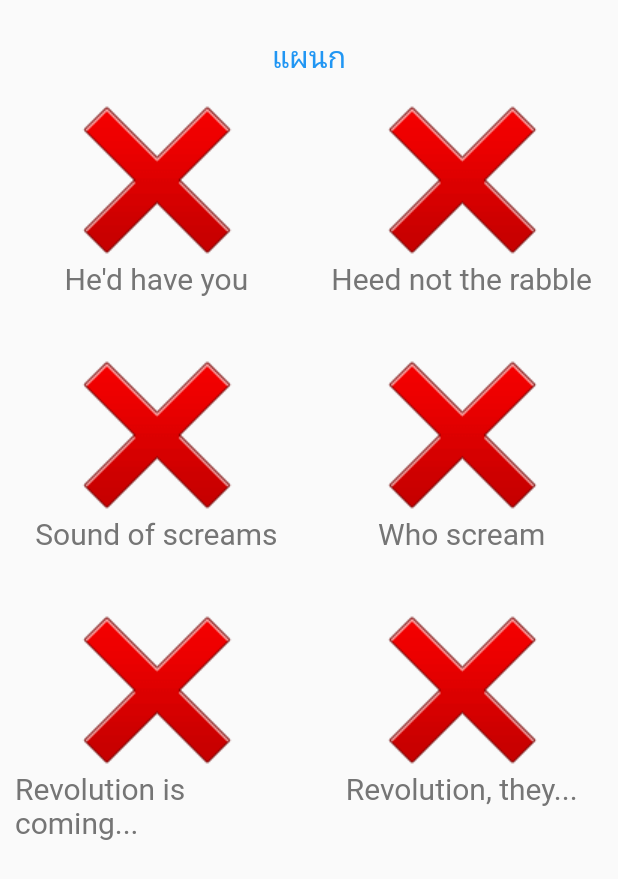
After one commit to Pee8631/Final_Project_2, a Flutter app: the MenuScreen screen opened directly, on a phone screen of 412 x 824 dp. The commit adds this screen. Shown: the top 879 px of the screen. Run offline on Flutter 3.47's test engine with Material 2 defaults, Android fonts, the phone set to English and light mode, and no system bars; our stand-ins replace fluttertoast, form_field_validator, jwt_decoder; network calls fail.

Commit message:
UI Interface Menu Screen

```diff
--- a/frontend_flutter/lib/screen/login.dart
+++ b/frontend_flutter/lib/screen/login.dart
@@ -87,7 +87,7 @@ class _LoginScreenState extends State<LoginScreen> {
                               crossAxisAlignment: CrossAxisAlignment.start,
                               children: [
                                 Text(
-                                  "Username",
+                                  "ชื่อผู้ใช้",
                                   style: TextStyle(fontSize: 20),
                                 ),
                                 TextFormField(
--- /dev/null
+++ b/frontend_flutter/lib/screen/menu_screen.dart
@@ -0,0 +1,71 @@
+import 'package:flutter/material.dart';
+import 'package:frontend_flutter/util/user_references.dart';
+
+class MenuScreen extends StatelessWidget {
+  MenuScreen({Key? key}) : super(key: key);
+  final profile = UserReferences.myProfile;
+  final List<String> textList = [
+    "He'd have you",
+    "Heed not the rabble",
+    "Sound of screams",
+    "Who scream",
+    "Revolution is coming...",
+    "Revolution, they..."
+  ];
+
+  @override
+  Widget build(BuildContext context) {
+    return Scaffold(
+      body: Padding(
+        padding: const EdgeInsets.all(10.0),
+        child: CustomScrollView(
+          slivers: <Widget>[
+            const SliverAppBar(
+              pinned: true,
+              expandedHeight: 50.0,
+              backgroundColor: Colors.transparent,
+              title: Center(
+                child: Text(
+                  'แผนก',
+                  style: TextStyle(
+                    fontSize: 20,
+                    color: Colors.blue,
+                  ),
+                ),
+              ),
+            ),
+            SliverGrid(
+              gridDelegate: const SliverGridDelegateWithMaxCrossAxisExtent(
+                maxCrossAxisExtent: 200.0,
+                mainAxisSpacing: 20.0,
+                mainAxisExtent: 150.0,
+                crossAxisSpacing: 15.0,
+                childAspectRatio: 2.0,
+              ),
+              delegate: SliverChildBuilderDelegate(
+                (BuildContext context, int index) {
+                  var b = textList[index];
+                  return Container(
+                    alignment: Alignment.center,
+                    color: Colors.transparent,
+                    child: Column(
+                      children: [
+                        Image.asset("assets/images/Default.png"),
+                        Text(
+                          b,
+                          style:
+                              TextStyle(fontSize: 20, color: Colors.grey[600]),
+                        ),
+                      ],
+                    ),
+                  );
+                },
+                childCount: textList.length,
+              ),
+            ),
+          ],
+        ),
+      ),
+    );
+  }
+}
--- a/frontend_flutter/lib/widget/appbar.dart
+++ b/frontend_flutter/lib/widget/appbar.dart
@@ -13,7 +13,7 @@ AppBar buildAppBar(BuildContext context) {
     actions: [
       Row(
         children: [
-          Positioned(bottom: 0, child : Text(myprofile.name,style: TextStyle(fontSize: 10)),),
+          Text(myprofile.name, style: TextStyle(fontSize: 10)),
           ProfileWidget(
             imagePath: myprofile.imagePath,
             onClicked: () async {
```
Also changed, not shown: frontend_flutter/lib/screen/main_screen.dart (+59 -7 lines), frontend_flutter/lib/widget/bottom_navigation_bar.dart (deleted, +0 -69 lines).
